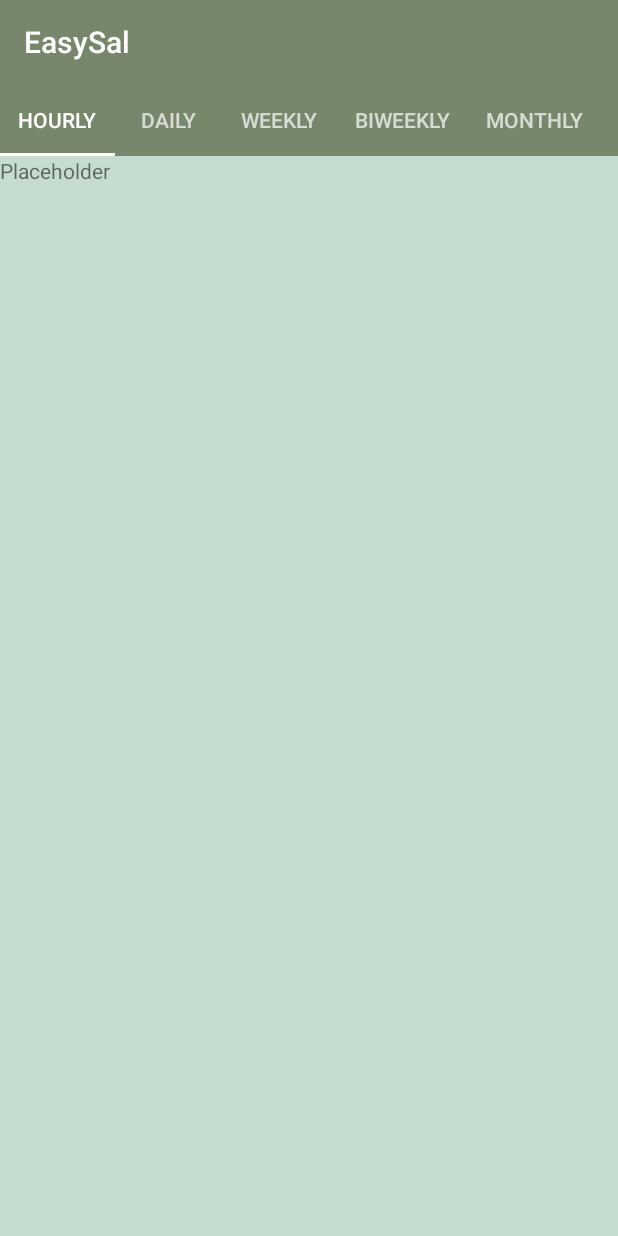
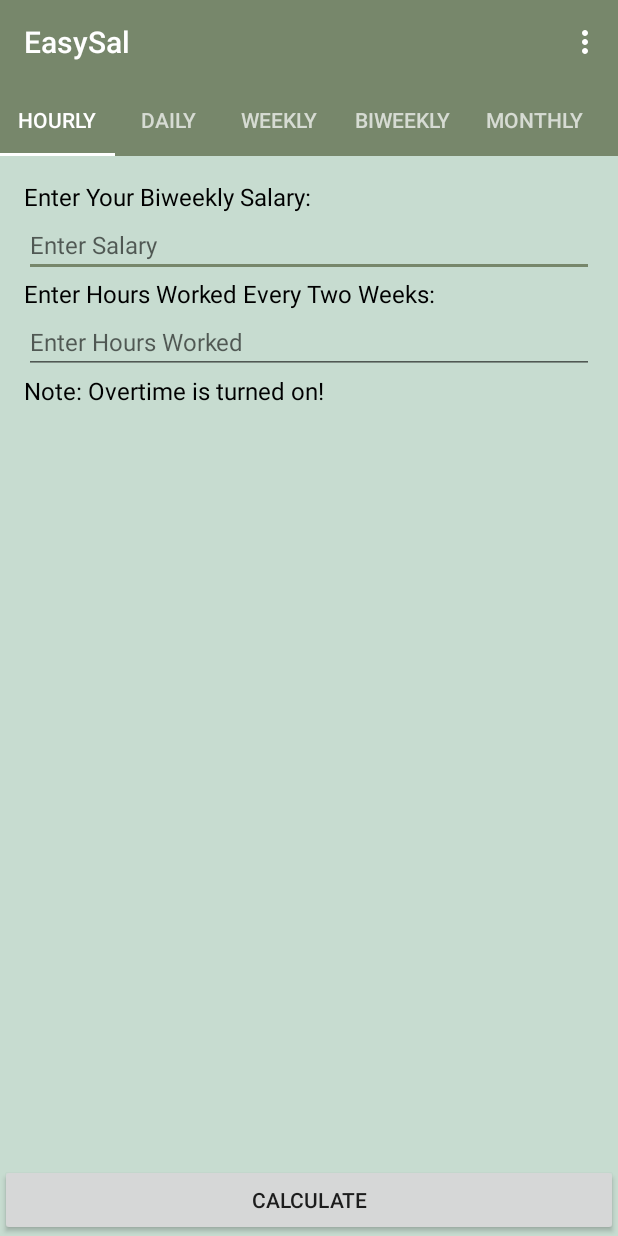
Before and after one commit to AaronRietschlin/EasySalSalaryCalculator, an Android app: the screen it shows after launch (EsHostActivityCompat), on a phone screen of 412 x 824 dp. Run offline under Robolectric (Android 15) with nearby library versions, the phone set to English and light mode, and no system bars; our stand-ins replace ButterKnife; plain views replace AdView.

Commit message:
Set up foundation for new structure of the app (with calculator interface). (only hour is set up for now).

```diff
--- a/main/src/main/java/com/asa/easysal/SettingsUtil.java
+++ b/main/src/main/java/com/asa/easysal/SettingsUtil.java
@@ -93,8 +93,11 @@ public class SettingsUtil {
 
     public static double getOvertimePay(Context context) {
         getDefaultPreferences(context);
-		String test = defaultPrefs.getString(PREFERENCES_OVERTIME_PAY, "1.5");
+        try {
             return Double.valueOf(defaultPrefs.getString(PREFERENCES_OVERTIME_PAY,
                     "1.5"));
+        } catch (NumberFormatException e) {
+            return 1.5;
         }
     }
+}
--- /dev/null
+++ b/main/src/main/java/com/asa/easysal/calculators/EsCalculator.java
@@ -0,0 +1,38 @@
+package com.asa.easysal.calculators;
+
+import android.os.Parcelable;
+import android.support.annotation.IntDef;
+import android.support.annotation.StringRes;
+
+import java.lang.annotation.Retention;
+import java.lang.annotation.RetentionPolicy;
+
+/**
+ * Created by aaron on 7/14/15.
+ */
+public interface EsCalculator extends Parcelable {
+
+    boolean canHaveOvertime();
+
+    void performCalculation(double[] values, CalculatorCallback callback);
+
+    @Retention(RetentionPolicy.SOURCE)
+    @IntDef({CalculatorType.HOURLY, CalculatorType.DAILY, CalculatorType.WEEKLY, CalculatorType.BIWEEKLY,
+            CalculatorType.MONTHLY, CalculatorType.YEARLY})
+    @interface CalculatorType {
+        int HOURLY = 0;
+        int DAILY = 1;
+        int WEEKLY = 2;
+        int BIWEEKLY = 3;
+        int MONTHLY = 4;
+        int YEARLY = 5;
+    }
+
+    interface CalculatorCallback {
+        void success(double[] results);
+
+        void failure(@StringRes int errorResId);
+    }
+
+
+}
--- a/main/src/main/java/com/asa/easysal/ui/AlertDialogFragment.java
+++ b/main/src/main/java/com/asa/easysal/ui/AlertDialogFragment.java
@@ -1,12 +1,12 @@
 package com.asa.easysal.ui;
 
-import android.app.AlertDialog;
 import android.app.Dialog;
 import android.content.DialogInterface;
 import android.content.DialogInterface.OnClickListener;
 import android.graphics.drawable.Drawable;
 import android.os.Bundle;
 import android.support.v4.app.DialogFragment;
+import android.support.v7.app.AlertDialog;
 import android.view.View;
 
 public class AlertDialogFragment extends DialogFragment {
--- a/main/src/main/java/com/asa/easysal/ui/EsHostActivityCompat.java
+++ b/main/src/main/java/com/asa/easysal/ui/EsHostActivityCompat.java
@@ -9,8 +9,12 @@ import android.support.v4.app.FragmentPagerAdapter;
 import android.support.v4.view.ViewPager;
 import android.support.v7.app.AppCompatActivity;
 import android.support.v7.widget.Toolbar;
+import android.view.Menu;
+import android.view.MenuItem;
 
 import com.asa.easysal.R;
+import com.asa.easysal.SettingsUtil;
+import com.asa.easysal.calculators.HourlyCalculator;
 
 import java.util.ArrayList;
 import java.util.List;
@@ -55,12 +59,35 @@ public class EsHostActivityCompat extends AppCompatActivity {
     }
 
     private void addFragmentsToPager() {
-        mPagerAdapter.addTab(new EsPagerAdapter.TabInfo(this, new FragmentPlaceholder(), R.string.title_hourly));
+        EsSalaryFragment frag = EsSalaryFragment.newInstance(new HourlyCalculator());
+        mPagerAdapter.addTab(new EsPagerAdapter.TabInfo(this, frag, R.string.title_hourly));
         mPagerAdapter.addTab(new EsPagerAdapter.TabInfo(this, new FragmentPlaceholder(), R.string.title_daily));
         mPagerAdapter.addTab(new EsPagerAdapter.TabInfo(this, new FragmentPlaceholder(), R.string.title_weekly));
         mPagerAdapter.addTab(new EsPagerAdapter.TabInfo(this, new FragmentPlaceholder(), R.string.title_biweekly));
         mPagerAdapter.addTab(new EsPagerAdapter.TabInfo(this, new FragmentPlaceholder(), R.string.title_monthly));
         mPagerAdapter.addTab(new EsPagerAdapter.TabInfo(this, new FragmentPlaceholder(), R.string.title_yearly));
+    }
+
+    @Override
+    public boolean onCreateOptionsMenu(Menu menu) {
+        getMenuInflater().inflate(R.menu.activity_easy_sal_salary_calculator, menu);
+        return true;
+    }
+
+    @Override
+    public boolean onOptionsItemSelected(MenuItem item) {
+        switch (item.getItemId()) {
+            case R.id.menu_help:
+                AlertDialogFragment fragment = AlertDialogFragment.newInstance(
+                        R.string.help_title, R.string.help_content,
+                        R.string.button_dismiss);
+                fragment.show(getSupportFragmentManager(), "help");
+                return true;
+            case R.id.menu_settings:
+                SettingsUtil.launchSettings(this);
+                return true;
+        }
+        return false;
     }
 
     static class EsPagerAdapter extends FragmentPagerAdapter {
--- a/main/src/main/java/com/asa/easysal/ui/EsSalaryFragment.java
+++ b/main/src/main/java/com/asa/easysal/ui/EsSalaryFragment.java
@@ -3,6 +3,7 @@ package com.asa.easysal.ui;
 import android.app.Activity;
 import android.graphics.Color;
 import android.os.Bundle;
+import android.support.annotation.StringRes;
 import android.support.v4.app.Fragment;
 import android.view.LayoutInflater;
 import android.view.View;
@@ -15,24 +16,44 @@ import com.asa.easysal.CalculationUtils;
 import com.asa.easysal.R;
 import com.asa.easysal.SettingsUtil;
 import com.asa.easysal.Utils;
+import com.asa.easysal.calculators.EsCalculator;
 import com.asa.easysal.ui.EsHostActivity.PageChangedListener;
 
-import butterknife.OnClick;
+import butterknife.Bind;
+import butterknife.ButterKnife;
 
-public class EsSalaryFragment extends Fragment {
+public class EsSalaryFragment extends Fragment implements EsCalculator.CalculatorCallback {
+    public static final String TAG = EsSalaryFragment.class.getSimpleName();
+    private static final String EXTRA_CALCULATOR = "calculator";
 
-	protected EditText wageField;
-	protected EditText hoursField;
-	protected TextView salaryTv;
-	protected TextView hoursWorkedTv;
-	protected TextView overtimeTv;
+    private EsCalculator mCalculator;
+
+    @Bind(R.id.main_wage_field)
+    EditText wageField;
+    @Bind(R.id.main_hours_field)
+    EditText hoursField;
+    @Bind(R.id.main_wage_label)
+    TextView salaryTv;
+    @Bind(R.id.main_hours_label)
+    TextView hoursWorkedTv;
+    @Bind(R.id.main_ot_label)
+    TextView overtimeTv;
+    @Bind(R.id.button_calculate)
+    Button calculateButton;
 
     // Not keeping the reset button. TODO - Keep this in case I bring it back.
     // private Button resetButton;
-	private Button calculateButton;
 
     protected PageChangedListener mPageChangedListener;
-	protected EsHostActivity mActivity;
+    protected EsHostActivityCompat mActivity;
+
+    public static EsSalaryFragment newInstance(EsCalculator calculator) {
+        EsSalaryFragment fragment = new EsSalaryFragment();
+        Bundle args = new Bundle();
+        args.putParcelable(EXTRA_CALCULATOR, calculator);
+        fragment.setArguments(args);
+        return fragment;
+    }
 
     public PageChangedListener getPageChangedListener() {
         return mPageChangedListener;
@@ -45,21 +66,23 @@ public class EsSalaryFragment extends Fragment {
     @Override
     public void onAttach(Activity activity) {
         super.onAttach(activity);
-		mActivity = (EsHostActivity) activity;
+        mActivity = (EsHostActivityCompat) activity;
+    }
+
+    @Override
+    public void onCreate(Bundle savedInstanceState) {
+        super.onCreate(savedInstanceState);
+        Bundle args = getArguments();
+        if (args != null) {
+            mCalculator = args.getParcelable(EXTRA_CALCULATOR);
+        }
     }
 
     @Override
     public View onCreateView(LayoutInflater inflater, ViewGroup container,
                              Bundle savedInstanceState) {
         View v = inflater.inflate(R.layout.calculate_layout, container, false);
-		salaryTv = (TextView) v.findViewById(R.id.main_wage_label);
-		hoursWorkedTv = (TextView) v.findViewById(R.id.main_hours_label);
-		overtimeTv = (TextView) v.findViewById(R.id.main_ot_label);
-		wageField = (EditText) v.findViewById(R.id.main_wage_field);
-		hoursField = (EditText) v.findViewById(R.id.main_hours_field);
-
-		calculateButton = (Button) v.findViewById(R.id.button_calculate);
-		// resetButton = (Button) v.findViewById(R.id.button_reset);
+        ButterKnife.bind(this, v);
         calculateButton.setOnClickListener(new View.OnClickListener() {
             @Override
             public void onClick(View v) {
@@ -67,21 +90,12 @@ public class EsSalaryFragment extends Fragment {
             }
         });
 
-		// TODO - Keep this in case I am going to keep it.
-		// resetButton.setOnClickListener(new View.OnClickListener() {
-		// @Override
-		// public void onClick(View v) {
-		// Utils.clearEditTexts(wageField, hoursField);
-		// }
-		// });
-
         return v;
     }
 
     @Override
     public void onActivityCreated(Bundle savedInstanceState) {
         super.onActivityCreated(savedInstanceState);
-		mActivity = (EsHostActivity) getActivity();
         if (!Utils.isHoneycombOrHigher()) {
             hoursField.setTextColor(Color.BLACK);
             wageField.setTextColor(Color.BLACK);
@@ -135,6 +149,34 @@ public class EsSalaryFragment extends Fragment {
     }
 
     protected void calculateClicked() {
+// Check the entered wage/salary and don't let them proceed if wrong.
+        String wageString = getWageString();
+        if (!isStringValid(wageString)) {
+            Utils.showCrouton(mActivity, R.string.error_no_salary_entered);
+            return;
+        }
+        String hourString = getHoursString();
+        if (!isStringValid(hourString)) {
+            Utils.showCrouton(mActivity, R.string.error_no_hours_entered);
+            return;
+        }
+
+        double[] params = CalculationUtils.convertStringsToDoubles(
+                getWageString(), getHoursString());
+        mCalculator.performCalculation(params, this);
+    }
+
+
+    @Override
+    public void success(double[] results) {
+        CalculateDialogFragment frag = CalculateDialogFragment.newInstance(R.string.results_dialog_title,
+                R.layout.calculate_layout);
+        frag.setResults(results);
+        frag.show(mActivity.getSupportFragmentManager(), "calculation_result");
+    }
+
+    @Override
+    public void failure(@StringRes int errorResId) {
 
     }
 }
--- a/main/src/main/java/com/asa/easysal/ui/PostHCPreferenceActivity.java
+++ b/main/src/main/java/com/asa/easysal/ui/PostHCPreferenceActivity.java
@@ -15,8 +15,8 @@ public class PostHCPreferenceActivity extends FragmentActivity {
 
 		// Since this is onjly going to be show on API 11+, we don't need to use
 		// ABS.
-		getActionBar().setHomeButtonEnabled(true);
-		getActionBar().setDisplayHomeAsUpEnabled(true);
+//		getActionBar().setHomeButtonEnabled(true);
+//		getActionBar().setDisplayHomeAsUpEnabled(true);
 
 		// Display the fragment as the main content.
 		getFragmentManager().beginTransaction()
--- a/main/src/main/res/values/styles_new.xml
+++ b/main/src/main/res/values/styles_new.xml
@@ -7,28 +7,28 @@
         <item name="colorPrimaryDark">@color/money_color_primary_dark</item>
         <item name="colorAccent">@color/money_color_accent</item>
 
-        <item name="actionBarItemBackground">@drawable/selectable_background_money</item>
-        <item name="popupMenuStyle">@style/money_PopupMenu</item>
-        <item name="dropDownListViewStyle">@style/money_DropDownListView</item>
-        <item name="actionBarTabStyle">@style/money_ActionBarTabStyle</item>
-        <item name="actionDropDownStyle">@style/money_DropDownNav</item>
-        <item name="actionBarStyle">@style/money_solid_ActionBar</item>
-        <item name="pagertitle">@style/PagerTitleStrip.Green</item>
+        <!--<item name="actionBarItemBackground">@drawable/selectable_background_money</item>-->
+        <!--<item name="popupMenuStyle">@style/money_PopupMenu</item>-->
+        <!--<item name="dropDownListViewStyle">@style/money_DropDownListView</item>-->
+        <!--<item name="actionBarTabStyle">@style/money_ActionBarTabStyle</item>-->
+        <!--<item name="actionDropDownStyle">@style/money_DropDownNav</item>-->
+        <!--<item name="actionBarStyle">@style/money_solid_ActionBar</item>-->
+        <!--<item name="pagertitle">@style/PagerTitleStrip.Green</item>-->
         <item name="bg_main">@style/BG_Main.Green</item>
         <item name="myText">@style/Text.Light</item>
-        <item name="myButtonBarStyle">@style/ButtonBar.Money</item>
-        <item name="contentBackground">@style/ContentBackground.Money</item>
+        <!--<item name="myButtonBarStyle">@style/ButtonBar.Money</item>-->
+        <!--<item name="contentBackground">@style/ContentBackground.Money</item>-->
 
-        <item name="android:actionBarItemBackground">@drawable/selectable_background_money</item>
-        <item name="android:popupMenuStyle">@style/money_PopupMenu</item>
-        <item name="android:dropDownListViewStyle">@style/money_DropDownListView</item>
-        <item name="android:actionBarTabStyle">@style/money_ActionBarTabStyle</item>
-        <item name="android:actionDropDownStyle">@style/money_DropDownNav</item>
-        <item name="android:actionBarStyle">@style/money_solid_ActionBar</item>
-        <item name="android:dividerHorizontal">@android:drawable/divider_horizontal_bright</item>
-        <item name="android:dividerVertical">@android:drawable/divider_horizontal_bright</item>
-        <item name="android:panelBackground">@drawable/menu_hardkey_panel_money</item>
-        <item name="android:editTextStyle">@style/EditTextMoney</item>
+        <!--<item name="android:actionBarItemBackground">@drawable/selectable_background_money</item>-->
+        <!--<item name="android:popupMenuStyle">@style/money_PopupMenu</item>-->
+        <!--<item name="android:dropDownListViewStyle">@style/money_DropDownListView</item>-->
+        <!--<item name="android:actionBarTabStyle">@style/money_ActionBarTabStyle</item>-->
+        <!--<item name="android:actionDropDownStyle">@style/money_DropDownNav</item>-->
+        <!--<item name="android:actionBarStyle">@style/money_solid_ActionBar</item>-->
+        <!--<item name="android:dividerHorizontal">@android:drawable/divider_horizontal_bright</item>-->
+        <!--<item name="android:dividerVertical">@android:drawable/divider_horizontal_bright</item>-->
+        <!--<item name="android:panelBackground">@drawable/menu_hardkey_panel_money</item>-->
+        <!--<item name="android:editTextStyle">@style/EditTextMoney</item>-->
 
     </style>
 
```
Also changed, not shown: main/src/main/java/com/asa/easysal/CalculationUtils.java (+54 -15 lines), main/src/main/java/com/asa/easysal/calculators/HourlyCalculator.java (added, +28 -0 lines). Lines whose indentation alone changed are shown as unchanged.
